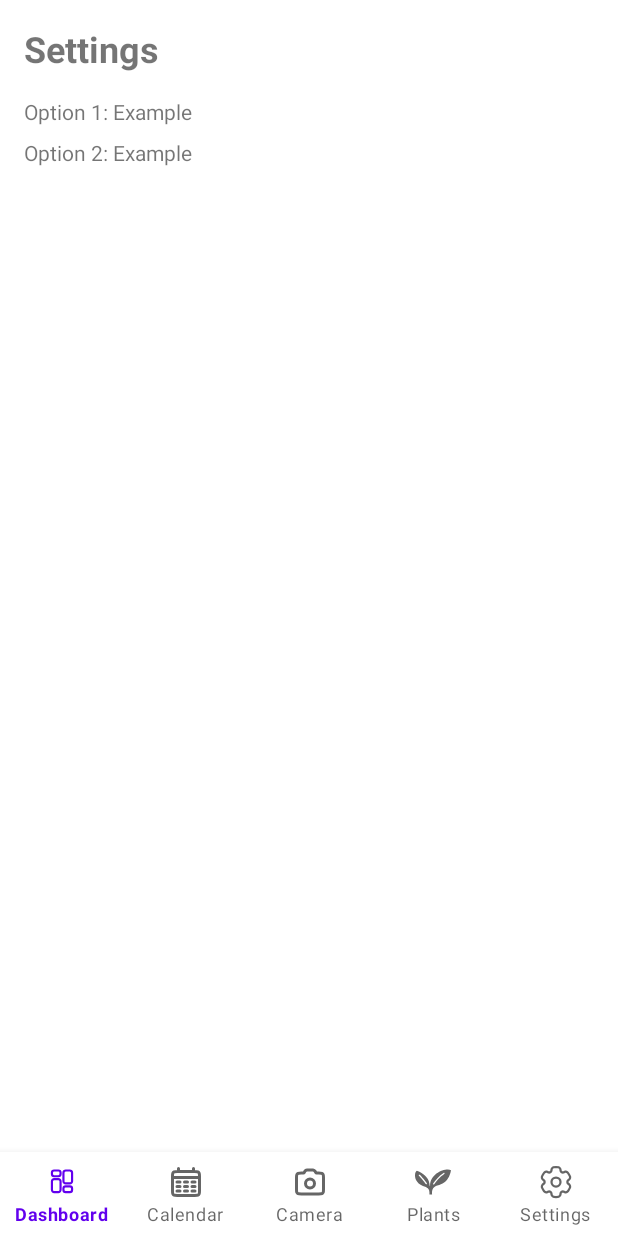
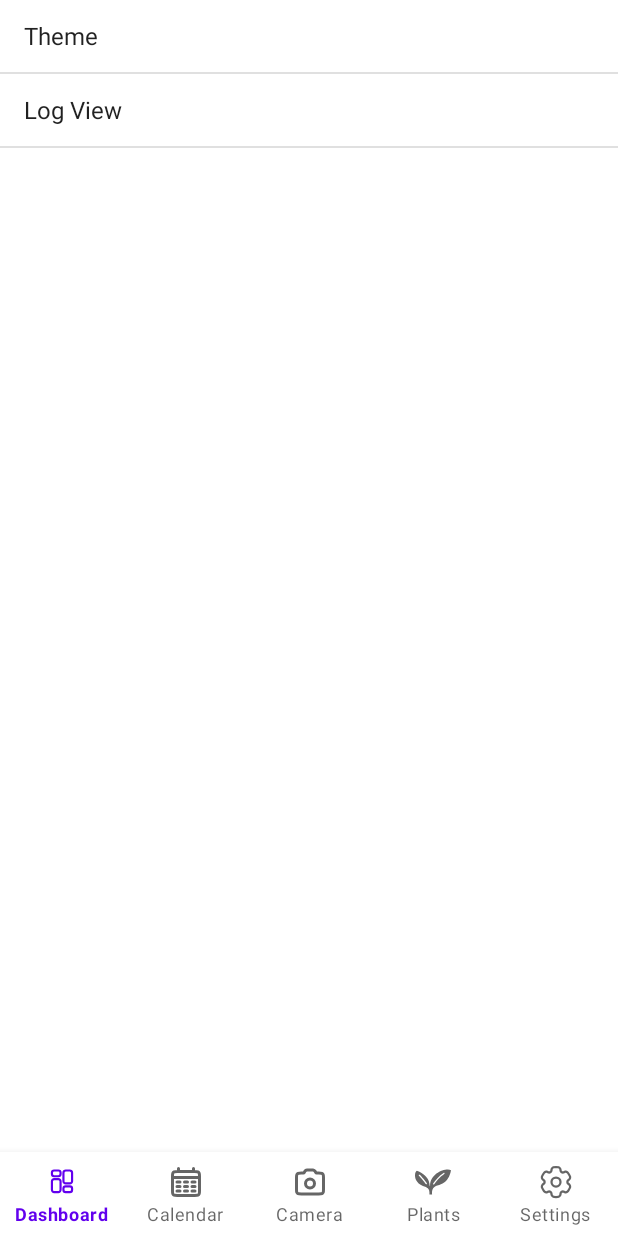
Before and after one commit to arhanikram/BloomBotanica, an Android app: the fragment SettingsFragment placed in its activity, on a phone screen of 412 x 824 dp. Run offline under Robolectric (Android 15) with nearby library versions, the phone set to English and light mode, and no system bars; our stand-ins replace Room's generated code; 1 statement that could not run was skipped.

Commit message:
Added a listview for settings

```diff
--- a/app/src/main/java/com/example/bloombotanica/ui/SettingsFragment.java
+++ b/app/src/main/java/com/example/bloombotanica/ui/SettingsFragment.java
@@ -1,12 +1,20 @@
 package com.example.bloombotanica.ui;
 
+import android.app.ListActivity;
 import android.os.Bundle;
 
 import androidx.fragment.app.Fragment;
 
+import android.util.Log;
+import android.view.ContextMenu;
 import android.view.LayoutInflater;
+import android.view.Menu;
+import android.view.MenuInflater;
+import android.view.MenuItem;
 import android.view.View;
 import android.view.ViewGroup;
+import android.widget.ArrayAdapter;
+import android.widget.ListView;
 
 import com.example.bloombotanica.R;
 
@@ -25,6 +33,9 @@ public class SettingsFragment extends Fragment {
     // TODO: Rename and change types of parameters
     private String mParam1;
     private String mParam2;
+
+    ListView l;
+    String settings[] = { "Theme", "Log View" };
 
     public SettingsFragment() {
         // Required empty public constructor
@@ -61,6 +72,14 @@ public class SettingsFragment extends Fragment {
     public View onCreateView(LayoutInflater inflater, ViewGroup container,
                              Bundle savedInstanceState) {
         // Inflate the layout for this fragment
-        return inflater.inflate(R.layout.fragment_settings, container, false);
+        View rootView = inflater.inflate(R.layout.fragment_settings, container, false);
+        ArrayAdapter<String> adapter = new ArrayAdapter<String>(getActivity(),
+                android.R.layout.simple_list_item_1, settings);
+        ListView lv = (ListView) rootView.findViewById(R.id.list);
+        lv.setAdapter(adapter);
+        return rootView;
     }
+
+
+
 }
--- a/app/src/main/res/layout/fragment_settings.xml
+++ b/app/src/main/res/layout/fragment_settings.xml
@@ -1,29 +1,14 @@
+<?xml version="1.0" encoding="utf-8"?>
 <LinearLayout
     xmlns:android="http://schemas.android.com/apk/res/android"
+    xmlns:app="http://schemas.android.com/apk/res-auto"
+    xmlns:tools="http://schemas.android.com/tools"
     android:layout_width="match_parent"
     android:layout_height="match_parent"
-    android:orientation="vertical"
-    android:padding="16dp">
+    tools:context=".SettingsFragment">
 
-    <TextView
-        android:id="@+id/settings_title"
-        android:layout_width="wrap_content"
-        android:layout_height="wrap_content"
-        android:text="Settings"
-        android:textSize="24sp"
-        android:textStyle="bold"
-        android:layout_marginBottom="16dp" />
-
-    <TextView
-        android:layout_width="wrap_content"
-        android:layout_height="wrap_content"
-        android:text="Option 1: Example"
-        android:layout_marginBottom="8dp" />
-
-    <TextView
-        android:layout_width="wrap_content"
-        android:layout_height="wrap_content"
-        android:text="Option 2: Example"
-        android:layout_marginBottom="8dp" />
-
+    <ListView
+        android:id="@+id/list"
+        android:layout_width="match_parent"
+        android:layout_height="match_parent"/>
 </LinearLayout>
```
